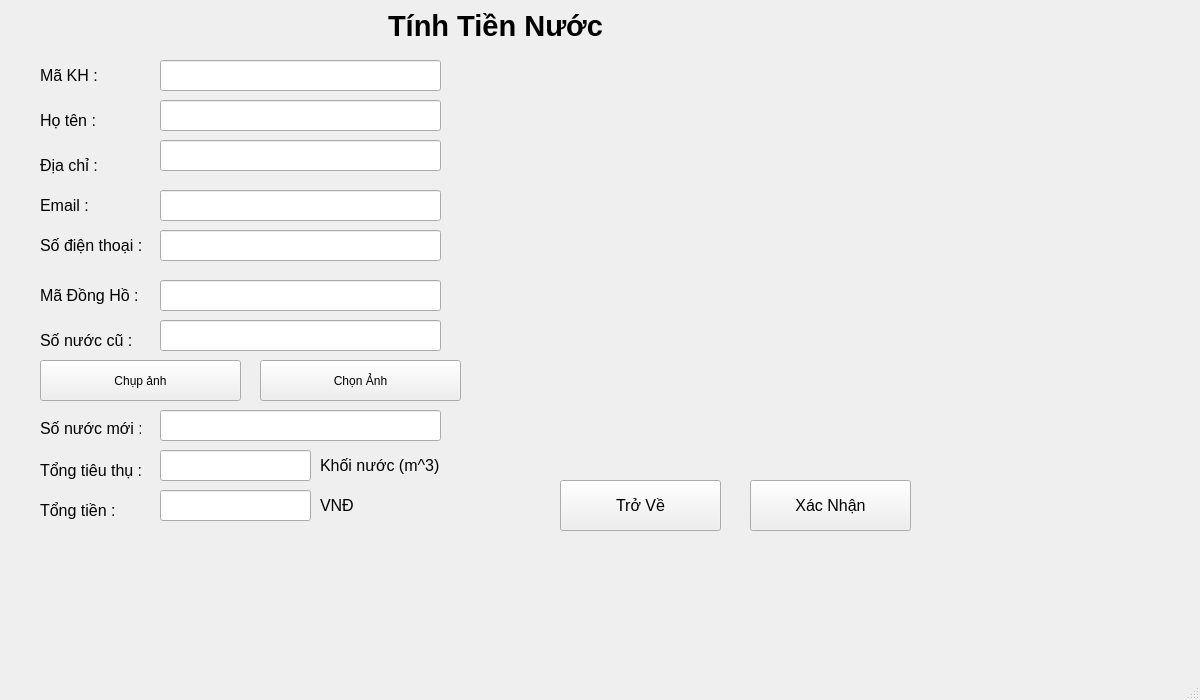
MinhVi2004/WaterManagement, file GUI/UI/tinhTienNuocUI.ui: the form before one commit.
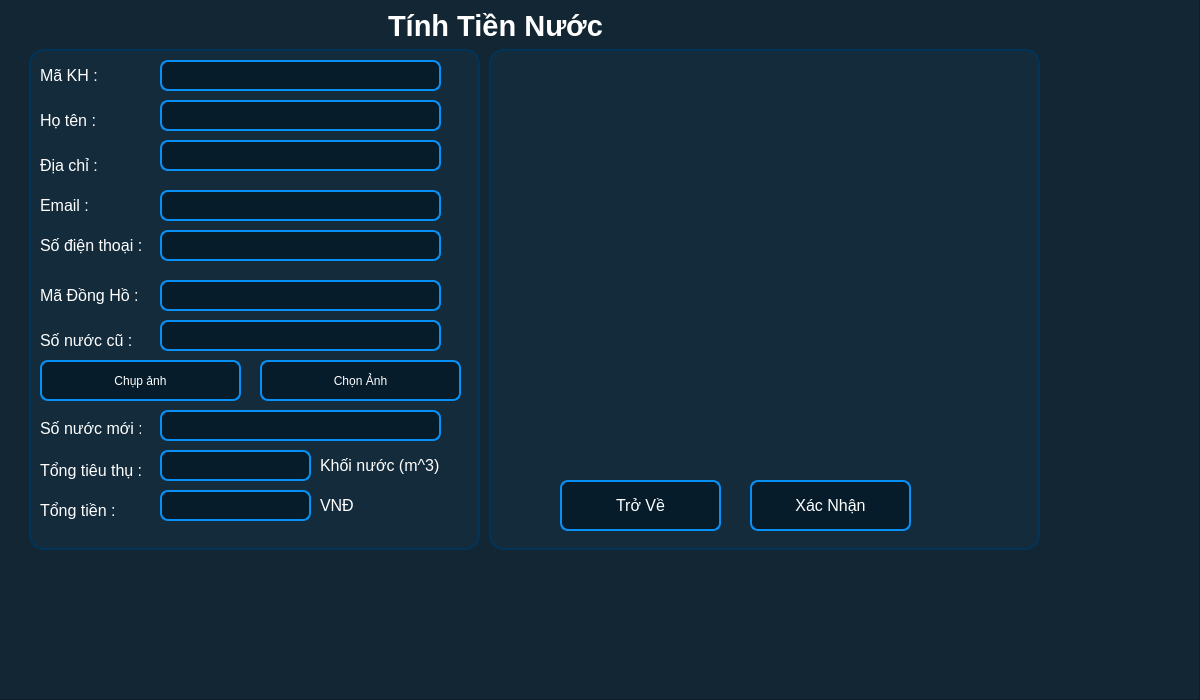
The form after the commit. Icons and pictures are not drawn.

```diff
--- a/GUI/UI/tinhTienNuocUI.ui
+++ b/GUI/UI/tinhTienNuocUI.ui
@@ -28,6 +28,9 @@
       <pointsize>12</pointsize>
      </font>
     </property>
+    <property name="styleSheet">
+     <string notr="true">color:white;</string>
+    </property>
     <property name="text">
      <string>Số nước mới :</string>
     </property>
@@ -49,6 +52,12 @@
     <property name="cursor">
      <cursorShape>OpenHandCursor</cursorShape>
     </property>
+    <property name="styleSheet">
+     <string notr="true">background-color: rgb(7, 28, 42);
+border: 2px solid rgb(7, 144, 245);   /* Blue border */
+border-radius: 8px;
+color:white;</string>
+    </property>
     <property name="text">
      <string>Xác Nhận</string>
     </property>
@@ -67,6 +76,9 @@
       <pointsize>12</pointsize>
      </font>
     </property>
+    <property name="styleSheet">
+     <string notr="true">color:white;</string>
+    </property>
     <property name="text">
      <string>Tổng tiền :</string>
     </property>
@@ -101,6 +113,9 @@
       <pointsize>12</pointsize>
      </font>
     </property>
+    <property name="styleSheet">
+     <string notr="true">color:white;</string>
+    </property>
     <property name="text">
      <string>Địa chỉ :</string>
     </property>
@@ -119,6 +134,9 @@
       <pointsize>12</pointsize>
      </font>
     </property>
+    <property name="styleSheet">
+     <string notr="true">color:white;</string>
+    </property>
     <property name="text">
      <string>Số điện thoại :</string>
     </property>
@@ -140,6 +158,12 @@
     <property name="cursor">
      <cursorShape>OpenHandCursor</cursorShape>
     </property>
+    <property name="styleSheet">
+     <string notr="true">background-color: rgb(7, 28, 42);
+border: 2px solid rgb(7, 144, 245);   /* Blue border */
+border-radius: 8px;
+color:white;</string>
+    </property>
     <property name="text">
      <string>Trở Về</string>
     </property>
@@ -159,6 +183,9 @@
       <bold>true</bold>
      </font>
     </property>
+    <property name="styleSheet">
+     <string notr="true">color:white;</string>
+    </property>
     <property name="text">
      <string>Tính Tiền Nước</string>
     </property>
@@ -175,6 +202,12 @@
       <height>41</height>
      </rect>
     </property>
+    <property name="styleSheet">
+     <string notr="true">background-color: rgb(7, 28, 42);
+border: 2px solid rgb(7, 144, 245);   /* Blue border */
+border-radius: 8px;
+color:white;</string>
+    </property>
     <property name="text">
      <string>Chụp ảnh</string>
     </property>
@@ -193,6 +226,9 @@
       <pointsize>12</pointsize>
      </font>
     </property>
+    <property name="styleSheet">
+     <string notr="true">color:white;</string>
+    </property>
     <property name="text">
      <string>Họ tên :</string>
     </property>
@@ -211,6 +247,9 @@
       <pointsize>12</pointsize>
      </font>
     </property>
+    <property name="styleSheet">
+     <string notr="true">color:white;</string>
+    </property>
     <property name="text">
      <string>Số nước cũ :</string>
     </property>
@@ -229,6 +268,9 @@
       <pointsize>12</pointsize>
      </font>
     </property>
+    <property name="styleSheet">
+     <string notr="true">color:white;</string>
+    </property>
     <property name="text">
      <string>Tổng tiêu thụ :</string>
     </property>
@@ -247,6 +289,9 @@
       <pointsize>12</pointsize>
      </font>
     </property>
+    <property name="styleSheet">
+     <string notr="true">color:white;</string>
+    </property>
     <property name="text">
      <string>Mã KH :</string>
     </property>
@@ -265,6 +310,9 @@
       <pointsize>12</pointsize>
      </font>
     </property>
+    <property name="styleSheet">
+     <string notr="true">color:white;</string>
+    </property>
     <property name="text">
      <string>Email :</string>
     </property>
@@ -283,6 +331,9 @@
       <pointsize>12</pointsize>
      </font>
     </property>
+    <property name="styleSheet">
+     <string notr="true">color:white;</string>
+    </property>
     <property name="text">
      <string>Mã Đồng Hồ :</string>
     </property>
@@ -296,6 +347,12 @@
       <height>41</height>
      </rect>
     </property>
+    <property name="styleSheet">
+     <string notr="true">background-color: rgb(7, 28, 42);
+border: 2px solid rgb(7, 144, 245);   /* Blue border */
+border-radius: 8px;
+color:white;</string>
+    </property>
     <property name="text">
      <string>Chọn Ảnh</string>
     </property>
@@ -309,6 +366,12 @@
       <height>31</height>
      </rect>
     </property>
+    <property name="styleSheet">
+     <string notr="true">background-color: rgb(7, 28, 42);
+border: 2px solid rgb(7, 144, 245);   /* Blue border */
+border-radius: 8px;
+color:white;</string>
+    </property>
     <property name="readOnly">
      <bool>true</bool>
     </property>
@@ -322,6 +385,12 @@
       <height>31</height>
      </rect>
     </property>
+    <property name="styleSheet">
+     <string notr="true">background-color: rgb(7, 28, 42);
+border: 2px solid rgb(7, 144, 245);   /* Blue border */
+border-radius: 8px;
+color:white;</string>
+    </property>
     <property name="readOnly">
      <bool>true</bool>
     </property>
@@ -335,6 +404,12 @@
       <height>31</height>
      </rect>
     </property>
+    <property name="styleSheet">
+     <string notr="true">background-color: rgb(7, 28, 42);
+border: 2px solid rgb(7, 144, 245);   /* Blue border */
+border-radius: 8px;
+color:white;</string>
+    </property>
     <property name="readOnly">
      <bool>true</bool>
     </property>
@@ -348,6 +423,12 @@
       <height>31</height>
      </rect>
     </property>
+    <property name="styleSheet">
+     <string notr="true">background-color: rgb(7, 28, 42);
+border: 2px solid rgb(7, 144, 245);   /* Blue border */
+border-radius: 8px;
+color:white;</string>
+    </property>
     <property name="readOnly">
      <bool>true</bool>
     </property>
@@ -361,6 +442,12 @@
       <height>31</height>
      </rect>
     </property>
+    <property name="styleSheet">
+     <string notr="true">background-color: rgb(7, 28, 42);
+border: 2px solid rgb(7, 144, 245);   /* Blue border */
+border-radius: 8px;
+color:white;</string>
+    </property>
     <property name="readOnly">
      <bool>true</bool>
     </property>
@@ -374,6 +461,12 @@
       <height>31</height>
      </rect>
     </property>
+    <property name="styleSheet">
+     <string notr="true">background-color: rgb(7, 28, 42);
+border: 2px solid rgb(7, 144, 245);   /* Blue border */
+border-radius: 8px;
+color:white;</string>
+    </property>
     <property name="readOnly">
      <bool>true</bool>
     </property>
@@ -387,6 +480,12 @@
       <height>31</height>
      </rect>
     </property>
+    <property name="styleSheet">
+     <string notr="true">background-color: rgb(7, 28, 42);
+border: 2px solid rgb(7, 144, 245);   /* Blue border */
+border-radius: 8px;
+color:white;</string>
+    </property>
     <property name="readOnly">
      <bool>true</bool>
     </property>
@@ -400,6 +499,12 @@
       <height>31</height>
      </rect>
     </property>
+    <property name="styleSheet">
+     <string notr="true">background-color: rgb(7, 28, 42);
+border: 2px solid rgb(7, 144, 245);   /* Blue border */
+border-radius: 8px;
+color:white;</string>
+    </property>
    </widget>
    <widget class="QLineEdit" name="txtTongTieuThu">
     <property name="geometry">
@@ -410,6 +515,12 @@
       <height>31</height>
      </rect>
     </property>
+    <property name="styleSheet">
+     <string notr="true">background-color: rgb(7, 28, 42);
+border: 2px solid rgb(7, 144, 245);   /* Blue border */
+border-radius: 8px;
+color:white;</string>
+    </property>
     <property name="readOnly">
      <bool>true</bool>
     </property>
@@ -423,6 +534,12 @@
       <height>31</height>
      </rect>
     </property>
+    <property name="styleSheet">
+     <string notr="true">background-color: rgb(7, 28, 42);
+border: 2px solid rgb(7, 144, 245);   /* Blue border */
+border-radius: 8px;
+color:white;</string>
+    </property>
     <property name="readOnly">
      <bool>true</bool>
     </property>
@@ -441,6 +558,9 @@
       <pointsize>12</pointsize>
      </font>
     </property>
+    <property name="styleSheet">
+     <string notr="true">color:white;</string>
+    </property>
     <property name="text">
      <string>Khối nước (m^3)</string>
     </property>
@@ -459,22 +579,104 @@
       <pointsize>12</pointsize>
      </font>
     </property>
+    <property name="styleSheet">
+     <string notr="true">color:white;</string>
+    </property>
     <property name="text">
      <string>VNĐ</string>
     </property>
    </widget>
+   <widget class="QFrame" name="frame">
+    <property name="geometry">
+     <rect>
+      <x>-1</x>
+      <y>-1</y>
+      <width>1201</width>
+      <height>701</height>
+     </rect>
+    </property>
+    <property name="styleSheet">
+     <string notr="true">background-color: rgb(18, 38, 52);</string>
+    </property>
+    <property name="frameShape">
+     <enum>QFrame::StyledPanel</enum>
+    </property>
+    <property name="frameShadow">
+     <enum>QFrame::Raised</enum>
+    </property>
+    <widget class="QFrame" name="frame_2">
+     <property name="geometry">
+      <rect>
+       <x>30</x>
+       <y>50</y>
+       <width>451</width>
+       <height>501</height>
+      </rect>
+     </property>
+     <property name="styleSheet">
+      <string notr="true">background-color: rgb(20, 43, 59);
+ border: 2px solid rgb(1, 52, 88);      /* Blue outline */
+    border-radius: 15px;            /* Rounded corners */</string>
+     </property>
+     <property name="frameShape">
+      <enum>QFrame::StyledPanel</enum>
+     </property>
+     <property name="frameShadow">
+      <enum>QFrame::Raised</enum>
+     </property>
+    </widget>
+    <widget class="QFrame" name="frame_3">
+     <property name="geometry">
+      <rect>
+       <x>490</x>
+       <y>50</y>
+       <width>551</width>
+       <height>501</height>
+      </rect>
+     </property>
+     <property name="styleSheet">
+      <string notr="true">background-color: rgb(20, 43, 59);
+ border: 2px solid rgb(1, 52, 88);      /* Blue outline */
+    border-radius: 15px;            /* Rounded corners */</string>
+     </property>
+     <property name="frameShape">
+      <enum>QFrame::StyledPanel</enum>
+     </property>
+     <property name="frameShadow">
+      <enum>QFrame::Raised</enum>
+     </property>
+    </widget>
+   </widget>
+   <zorder>frame</zorder>
+   <zorder>label_6</zorder>
+   <zorder>btnSubmit</zorder>
+   <zorder>label_9</zorder>
+   <zorder>label_3</zorder>
+   <zorder>label_4</zorder>
+   <zorder>btnClose</zorder>
+   <zorder>lbTittle</zorder>
+   <zorder>btnCapture</zorder>
+   <zorder>label_2</zorder>
+   <zorder>label_7</zorder>
+   <zorder>label_8</zorder>
+   <zorder>label_5</zorder>
+   <zorder>label_10</zorder>
+   <zorder>label_11</zorder>
+   <zorder>btnChoose</zorder>
+   <zorder>txtMaKH</zorder>
+   <zorder>txtHoTen</zorder>
+   <zorder>txtDiaChi</zorder>
+   <zorder>txtEmail</zorder>
+   <zorder>txtSoDienThoai</zorder>
+   <zorder>txtMaDongHoNuoc</zorder>
+   <zorder>txtSoNuocTruoc</zorder>
+   <zorder>txtSoNuocSau</zorder>
+   <zorder>txtTongTieuThu</zorder>
+   <zorder>txtTongTien</zorder>
+   <zorder>label</zorder>
+   <zorder>label_12</zorder>
+   <zorder>hinhAnhDaChon</zorder>
   </widget>
-  <widget class="QMenuBar" name="menubar">
-   <property name="geometry">
-    <rect>
-     <x>0</x>
-     <y>0</y>
-     <width>1200</width>
-     <height>22</height>
-    </rect>
-   </property>
-  </widget>
-  <widget class="QStatusBar" name="statusbar"/>
  </widget>
  <resources/>
  <connections/>
```
Left out of the diff: 2 changed lines with no effect on the pictures.
